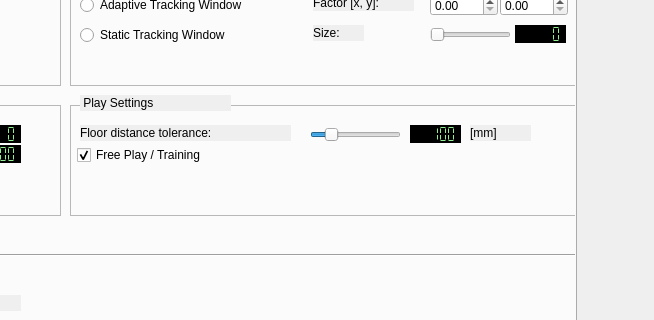
Qt form TrackerRT_UI/mainwindow.ui (hvictor/Release) before a commit; both pictures show x 332 to 986 and y 120 to 440 of the 986 by 567 pixel window.
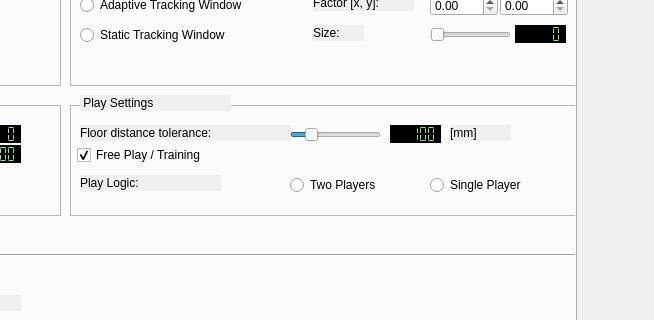
The same form after that commit. Custom widgets are drawn as their Qt base class.

Patch:
```diff
--- a/TrackerRT_UI/mainwindow.ui
+++ b/TrackerRT_UI/mainwindow.ui
@@ -2811,7 +2811,7 @@
           </property>
           <property name="geometry">
            <rect>
-            <x>340</x>
+            <x>320</x>
             <y>20</y>
             <width>51</width>
             <height>18</height>
@@ -2830,7 +2830,7 @@
          <widget class="QSlider" name="slider_FloorDistTol">
           <property name="geometry">
            <rect>
-            <x>240</x>
+            <x>220</x>
             <y>20</y>
             <width>91</width>
             <height>19</height>
@@ -2868,7 +2868,7 @@
          <widget class="QLabel" name="label_66">
           <property name="geometry">
            <rect>
-            <x>400</x>
+            <x>380</x>
             <y>20</y>
             <width>61</width>
             <height>16</height>
@@ -2881,6 +2881,54 @@
            <string>[mm]</string>
           </property>
          </widget>
+         <widget class="QLabel" name="label_76">
+          <property name="geometry">
+           <rect>
+            <x>10</x>
+            <y>70</y>
+            <width>141</width>
+            <height>16</height>
+           </rect>
+          </property>
+          <property name="autoFillBackground">
+           <bool>true</bool>
+          </property>
+          <property name="text">
+           <string>Play Logic:</string>
+          </property>
+         </widget>
+         <widget class="QRadioButton" name="radioButton_TwoPlayers">
+          <property name="geometry">
+           <rect>
+            <x>220</x>
+            <y>70</y>
+            <width>131</width>
+            <height>20</height>
+           </rect>
+          </property>
+          <property name="text">
+           <string>Two Players</string>
+          </property>
+          <attribute name="buttonGroup">
+           <string notr="true">buttonGroup_4</string>
+          </attribute>
+         </widget>
+         <widget class="QRadioButton" name="radioButton_SinglePlayer">
+          <property name="geometry">
+           <rect>
+            <x>360</x>
+            <y>70</y>
+            <width>141</width>
+            <height>20</height>
+           </rect>
+          </property>
+          <property name="text">
+           <string>Single Player</string>
+          </property>
+          <attribute name="buttonGroup">
+           <string notr="true">buttonGroup_4</string>
+          </attribute>
+         </widget>
         </widget>
         <widget class="QLabel" name="label_71">
          <property name="geometry">
```
Left out of the diff: 1 changed line with no effect on the pictures.
